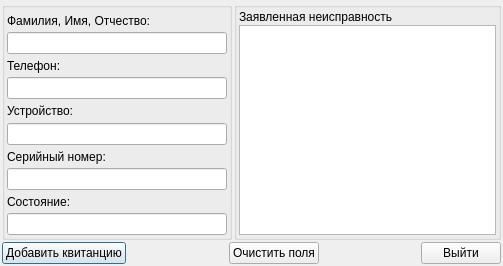
Old version of the form receiptmanager.ui in the repository eboladev/XPPC.
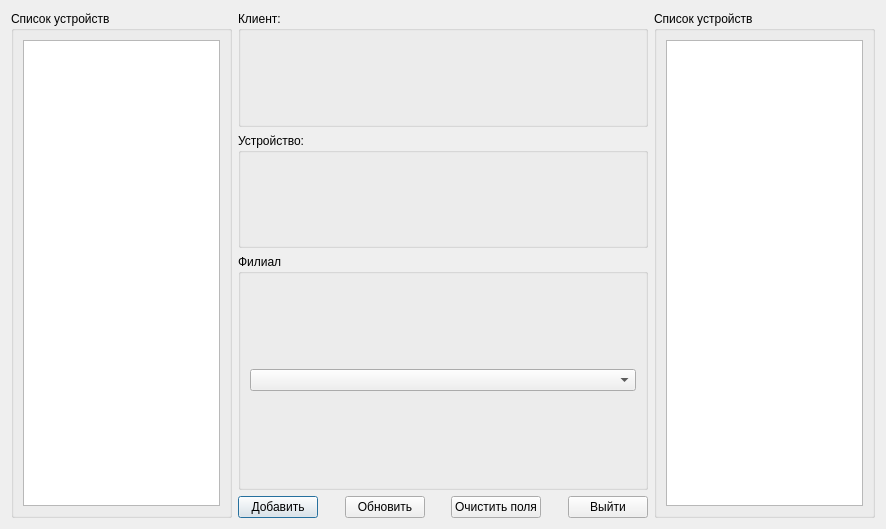
New version of the form.

The edit to the form file:
```diff
--- a/receiptmanager.ui
+++ b/receiptmanager.ui
@@ -6,158 +6,101 @@
    <rect>
     <x>0</x>
     <y>0</y>
-    <width>503</width>
-    <height>266</height>
+    <width>886</width>
+    <height>529</height>
    </rect>
   </property>
   <property name="minimumSize">
    <size>
-    <width>500</width>
-    <height>260</height>
+    <width>0</width>
+    <height>529</height>
    </size>
   </property>
   <property name="windowTitle">
    <string>Добавление квитанции</string>
   </property>
-  <layout class="QGridLayout" name="gridLayout_2">
-   <property name="margin">
-    <number>2</number>
-   </property>
-   <property name="spacing">
-    <number>2</number>
-   </property>
-   <item row="0" column="0">
-    <layout class="QHBoxLayout" name="horizontalLayout_2">
-     <item>
-      <widget class="QGroupBox" name="groupBox">
-       <property name="maximumSize">
-        <size>
-         <width>230</width>
-         <height>16777215</height>
-        </size>
-       </property>
-       <property name="title">
-        <string/>
-       </property>
-       <layout class="QGridLayout" name="gridLayout_3">
-        <property name="margin">
-         <number>2</number>
-        </property>
-        <property name="spacing">
-         <number>1</number>
-        </property>
-        <item row="0" column="0">
-         <widget class="QLabel" name="labelFIO">
-          <property name="text">
-           <string>Фамилия, Имя, Отчество:</string>
-          </property>
-          <property name="buddy">
-           <cstring>lineEditFIO</cstring>
-          </property>
-         </widget>
-        </item>
-        <item row="1" column="0">
-         <widget class="QLineEdit" name="lineEditFIO">
-          <property name="autoFillBackground">
-           <bool>false</bool>
-          </property>
-         </widget>
-        </item>
-        <item row="2" column="0">
-         <widget class="QLabel" name="labelPhone">
-          <property name="text">
-           <string>Телефон:</string>
-          </property>
-          <property name="buddy">
-           <cstring>lineEditPhone</cstring>
-          </property>
-         </widget>
-        </item>
-        <item row="3" column="0">
-         <widget class="QLineEdit" name="lineEditPhone"/>
-        </item>
-        <item row="4" column="0">
-         <widget class="QLabel" name="labelDevice">
-          <property name="text">
-           <string>Устройство:</string>
-          </property>
-          <property name="buddy">
-           <cstring>lineEditDevice</cstring>
-          </property>
-         </widget>
-        </item>
-        <item row="5" column="0">
-         <widget class="QLineEdit" name="lineEditDevice"/>
-        </item>
-        <item row="6" column="0">
-         <widget class="QLabel" name="labelSN">
-          <property name="text">
-           <string>Серийный номер:</string>
-          </property>
-          <property name="buddy">
-           <cstring>lineEditSerial</cstring>
-          </property>
-         </widget>
-        </item>
-        <item row="7" column="0">
-         <widget class="QLineEdit" name="lineEditSerial"/>
-        </item>
-        <item row="8" column="0">
-         <widget class="QLabel" name="labelCondition">
-          <property name="text">
-           <string>Состояние:</string>
-          </property>
-          <property name="buddy">
-           <cstring>lineEditQual</cstring>
-          </property>
-         </widget>
-        </item>
-        <item row="9" column="0">
-         <widget class="QLineEdit" name="lineEditQual"/>
-        </item>
-       </layout>
-      </widget>
-     </item>
-     <item>
-      <widget class="QGroupBox" name="groupBoxMalfunction">
-       <property name="title">
-        <string/>
-       </property>
        <layout class="QGridLayout" name="gridLayout">
-        <property name="margin">
-         <number>2</number>
-        </property>
-        <property name="spacing">
-         <number>1</number>
-        </property>
+   <item row="0" column="0">
+    <layout class="QHBoxLayout" name="horizontalLayout_2">
+     <item>
+      <widget class="QGroupBox" name="groupBoxDeviceList_2">
+       <property name="title">
+        <string>Список устройств</string>
+       </property>
+       <layout class="QGridLayout" name="gridLayout_2">
         <item row="0" column="0">
+         <widget class="QListView" name="listView_2"/>
+        </item>
+       </layout>
+      </widget>
+     </item>
+     <item>
          <layout class="QVBoxLayout" name="verticalLayout">
           <item>
-           <widget class="QLabel" name="labelMalfunction">
-            <property name="text">
-             <string>Заявленная неисправность</string>
-            </property>
-            <property name="buddy">
-             <cstring>plainTextEditMalfunction</cstring>
+        <layout class="QVBoxLayout" name="verticalLayout_2">
+         <item>
+          <widget class="QGroupBox" name="groupBoxClient">
+           <property name="title">
+            <string>Клиент:</string>
+           </property>
+           <property name="flat">
+            <bool>true</bool>
             </property>
            </widget>
           </item>
           <item>
-           <widget class="QPlainTextEdit" name="plainTextEditMalfunction"/>
+          <widget class="QGroupBox" name="groupBoxDevice">
+           <property name="title">
+            <string>Устройство:</string>
+           </property>
+           <property name="flat">
+            <bool>true</bool>
+           </property>
+          </widget>
           </item>
          </layout>
         </item>
+       <item>
+        <widget class="QGroupBox" name="groupBoxBranches">
+         <property name="title">
+          <string>Филиал</string>
+         </property>
+         <property name="flat">
+          <bool>true</bool>
+         </property>
+         <layout class="QGridLayout" name="gridLayout_3">
+          <item row="0" column="0">
+           <widget class="QComboBox" name="comboBoxBranch"/>
+          </item>
        </layout>
       </widget>
      </item>
-    </layout>
-   </item>
-   <item row="1" column="0">
+       <item>
     <layout class="QHBoxLayout" name="horizontalLayout">
      <item>
       <widget class="QPushButton" name="pushButtonAddReceipt">
        <property name="text">
-        <string>Добавить квитанцию</string>
+            <string>Добавить</string>
+           </property>
+          </widget>
+         </item>
+         <item>
+          <spacer name="horizontalSpacer_3">
+           <property name="orientation">
+            <enum>Qt::Horizontal</enum>
+           </property>
+           <property name="sizeHint" stdset="0">
+            <size>
+             <width>40</width>
+             <height>20</height>
+            </size>
+           </property>
+          </spacer>
+         </item>
+         <item>
+          <widget class="QPushButton" name="pushButtonUpdate">
+           <property name="text">
+            <string>Обновить</string>
        </property>
       </widget>
      </item>
@@ -199,6 +142,22 @@
        <property name="text">
         <string>Выйти</string>
        </property>
+          </widget>
+         </item>
+        </layout>
+       </item>
+      </layout>
+     </item>
+     <item>
+      <widget class="QGroupBox" name="groupBoxDeviceList">
+       <property name="title">
+        <string>Список устройств</string>
+       </property>
+       <layout class="QGridLayout" name="gridLayout_5">
+        <item row="0" column="0">
+         <widget class="QListView" name="listView"/>
+        </item>
+       </layout>
       </widget>
      </item>
     </layout>
```
Lines whose indentation alone changed are shown as unchanged.
